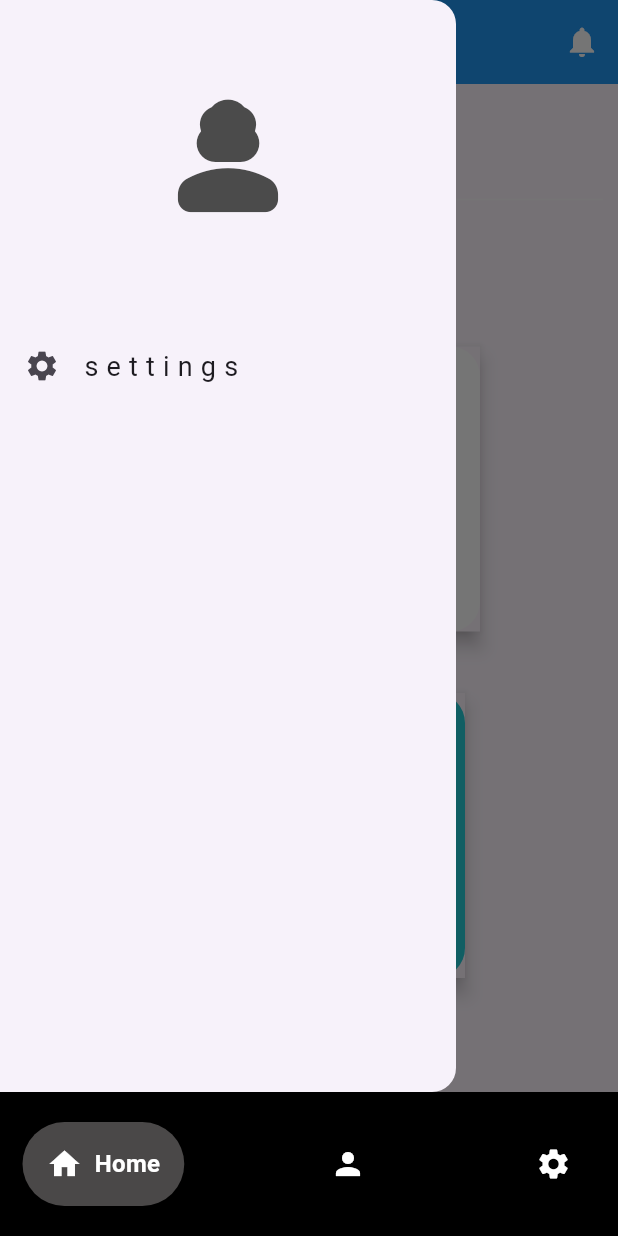
After one commit to ev4ded/hostel, a Flutter app: the MyNavigation screen opened directly, with the side drawer open, on a phone screen of 412 x 824 dp. The commit adds this screen. Run offline on Flutter 3.47's test engine with Material 3 defaults, Android fonts, the phone set to English and light mode, and no system bars; drawn by our look-alikes of google_nav_bar; our stand-ins replace cloud_firestore, dropdown_button2, firebase_auth, firebase_core, google_fonts, ionicons and 2 more; accounts and stored records are empty.

Commit message:
linked warden and student

```diff
--- a/lib/student/authentication/signuppage.dart
+++ b/lib/authentication/signuppage.dart
@@ -7,10 +7,10 @@ import 'package:minipro/student/components/myclipper.dart';
 import 'package:google_fonts/google_fonts.dart';
 import 'package:minipro/student/components/mysnackbar.dart';
 import 'package:minipro/student/components/mytextfield.dart';
-import 'package:minipro/student/authentication/loginpage.dart';
+import 'package:minipro/authentication/loginpage.dart';
 import 'package:cloud_firestore/cloud_firestore.dart';
 import 'package:dropdown_button2/dropdown_button2.dart';
-import 'package:minipro/student/pages/splashscreen.dart';
+import 'package:minipro/splashscreen.dart';
 import 'package:shared_preferences/shared_preferences.dart';
 
 class SignupPage extends StatefulWidget {
--- a/lib/main.dart
+++ b/lib/main.dart
@@ -2,7 +2,7 @@ import 'package:flutter/material.dart';
 //import 'package:flutter/rendering.dart'; // debug
 import 'package:firebase_core/firebase_core.dart';
 import 'package:minipro/student/Theme/theme.dart';
-import 'package:minipro/student/pages/splashscreen.dart';
+import 'package:minipro/splashscreen.dart';
 import 'firebase/firebase_options.dart';
 
 void main() async {
--- a/lib/student/pages/navigator.dart
+++ b/lib/student/pages/navigator.dart
@@ -22,9 +22,7 @@ class _MainNavigatorState extends State<MainNavigator> {
   ];
   @override
   Widget build(BuildContext context) {
-    return PopScope(
-      canPop: false,
-      child: Scaffold(
+    return Scaffold(
       body: Center(child: _pages.elementAt(_selectedIndex)),
       bottomNavigationBar: Padding(
         padding: const EdgeInsets.all(2.0),
@@ -61,7 +59,6 @@ class _MainNavigatorState extends State<MainNavigator> {
           },
         ),
       ),
-      ),
     );
   }
 }
--- a/lib/student/pages/profile.dart
+++ b/lib/student/pages/profile.dart
@@ -3,7 +3,7 @@ import 'package:flutter/material.dart';
 import 'package:google_fonts/google_fonts.dart';
 import 'package:lucide_icons/lucide_icons.dart';
 import 'package:minipro/firebase/firestore_services.dart';
-import 'package:minipro/student/authentication/loginpage.dart';
+import 'package:minipro/authentication/loginpage.dart';
 import 'package:minipro/student/components/custom_route.dart';
 import 'package:minipro/student/components/customnotification.dart';
 import 'package:shared_preferences/shared_preferences.dart';
--- /dev/null
+++ b/lib/warden/components/drawer_tiles.dart
@@ -0,0 +1,32 @@
+import 'package:flutter/material.dart';
+
+import '../pages/settingspage.dart';
+
+
+
+class DrawerTiles extends StatelessWidget {
+
+
+  const DrawerTiles({super.key});
+
+  @override
+  Widget build(BuildContext context) {
+    return ListTile(
+      title:Text("s e t t i n g s",style:TextStyle( fontSize: 18.0)),
+
+        leading: Icon(Icons.settings),
+        onTap: () {
+          Navigator.pop(
+            context
+            );
+            Navigator.push(
+              context,
+              MaterialPageRoute(
+                builder: (context) => SettingsPage(),
+              ),
+            );
+
+        },
+          );
+  }
+}
--- /dev/null
+++ b/lib/warden/components/my_drawer.dart
@@ -0,0 +1,27 @@
+import 'package:flutter/material.dart';
+import 'package:minipro/warden/components/drawer_tiles.dart';
+
+class MyDrawer extends StatelessWidget {
+  const MyDrawer({super.key});
+
+  @override
+  Widget build(BuildContext context) {
+    return Drawer(
+      child: SafeArea(
+        child: Column(children: [
+          // app logo
+          Padding(
+            padding: const EdgeInsets.symmetric(vertical: 58.0),
+            child: Icon(
+              Icons.person_3_rounded,
+              size: 100.0,
+              //text: 'Hostel Warden',
+              color: Color.fromARGB(248, 70, 70, 70),
+            ),
+          ),
+          DrawerTiles(),
+        ]),
+      ),
+    );
+  }
+}
--- /dev/null
+++ b/lib/warden/pages/homepage.dart
@@ -0,0 +1,128 @@
+import 'package:flutter/material.dart';
+import 'package:minipro/warden/components/my_drawer.dart';
+
+class HomePage extends StatefulWidget {
+  const HomePage({super.key});
+
+  @override
+  State<HomePage> createState() => _HomePageState();
+}
+
+class _HomePageState extends State<HomePage> {
+  @override
+  Widget build(BuildContext context) {
+    return Scaffold(
+      appBar: AppBar(
+        title: const Text('H o m e'),
+        actions: [
+          IconButton(
+            icon: Icon(Icons.notifications),
+            onPressed: () {
+              // Handle notification click
+              ScaffoldMessenger.of(context).showSnackBar(
+                SnackBar(content: Text("No new notifications")),
+              );
+            },
+          ),
+        ],
+      ),
+      body: Container(
+        margin: EdgeInsets.only(top: 20.0, left: 10, right: 10.0),
+        child: Column(
+          crossAxisAlignment:
+              CrossAxisAlignment.start, // Aligns items to the left
+          children: [
+            Text(
+              "Welcome Nicolas Jackson",
+              style: TextStyle(fontSize: 20.0, fontWeight: FontWeight.bold),
+            ),
+            SizedBox(height: 20.0),
+            Divider(color: const Color.fromARGB(148, 255, 255, 255)),
+            SizedBox(height: 20.0),
+            Text(
+              "Categories",
+              style: TextStyle(fontSize: 20.0, fontWeight: FontWeight.bold),
+            ),
+            SizedBox(height: 20.0),
+            Padding(
+              padding: EdgeInsets.only(left: 10.0),
+              child: Text(
+                "Maintenance Requests",
+                style: TextStyle(fontSize: 15.0),
+              ),
+            ),
+            // SizedBox(height: 10.0),
+            Padding(
+              padding: const EdgeInsets.only(left: 10.0, right: 20.0),
+              child: Row(
+                children: [
+                  Material(
+                    elevation: 5.0,
+                    child: Container(
+                      width: 300,
+                      height: 190.0,
+                      padding:
+                          EdgeInsets.all(20.0), // Correct padding placement
+                      decoration: BoxDecoration(
+                        color: Colors.white,
+                        borderRadius: BorderRadius.circular(20.0),
+                      ),
+
+                      child: Column(
+                        children: [
+                          Image.asset(
+                            'assets/warden/maintenance.jpg',
+                            width: 170.0,
+                            height: 150.0,
+                            fit: BoxFit.cover,
+                          ),
+                        ],
+                      ),
+                    ),
+                  ),
+                ],
+              ),
+            ),
+            SizedBox(height: 20.0),
+            Padding(
+              padding: EdgeInsets.only(left: 10.0),
+              child: Text(
+                "Complaints",
+                style: TextStyle(fontSize: 15.0),
+              ),
+            ),
+            Material(
+              elevation: 5.0,
+              child: Container(
+                width: 300,
+                height: 190.0,
+
+                padding: EdgeInsets.all(20.0), // Correct padding placement
+                decoration: BoxDecoration(
+                  color: const Color.fromARGB(255, 36, 204, 216),
+                  borderRadius: BorderRadius.circular(20.0),
+                ),
+
+                child: Padding(
+                  padding: const EdgeInsets.only(left: 10.0, right: 20.0),
+                  child: Column(
+                    children: [
+                      Image.asset(
+                        'assets/warden/complain1.jpg',
+                        width: 170.0,
+                        height: 150.0,
+                        //fit: BoxFit.cover,
+                      ),
+                    ],
+                  ),
+                ),
+              ),
+            ),
+          ],
+        ),
+      ),
+      backgroundColor: Theme.of(context).colorScheme.surface,
+      drawer: MyDrawer(),
+    );
+  }
+}
--- /dev/null
+++ b/lib/warden/pages/navigation.dart
@@ -0,0 +1,64 @@
+import 'package:flutter/material.dart';
+import 'package:google_nav_bar/google_nav_bar.dart';
+import 'package:minipro/warden/pages/settingspage.dart';
+import 'homepage.dart';
+import 'profile.dart';
+
+class MyNavigation extends StatefulWidget {
+  const MyNavigation({super.key});
+
+  @override
+  State<MyNavigation> createState() => _MyNavigationState();
+}
+
+class _MyNavigationState extends State<MyNavigation> {
+  int _selectedIndex = 0;
+  static const List<Widget> _pages = <Widget>[
+    HomePage(),
+    MyProfile(),
+    SettingsPage(),
+  ];
+
+  @override
+  Widget build(BuildContext context) {
+    return Scaffold(
+      body: Center(child: _pages.elementAt(_selectedIndex)),
+      bottomNavigationBar: Container(
+        color: Colors.black,
+        child: Padding(
+          padding: const EdgeInsets.symmetric(horizontal: 15.0, vertical: 20),
+          child: GNav(
+            curve: Curves.easeInOutQuint,
+            duration: Duration(milliseconds: 200),
+            backgroundColor: Colors.black,
+            color: Colors.white,
+            activeColor: Colors.white,
+            tabBackgroundColor: const Color.fromARGB(255, 74, 72, 72),
+            padding: EdgeInsets.all(16),
+            gap: 8,
+            tabs: const [
+              GButton(
+                icon: Icons.home,
+                text: 'Home',
+              ),
+              GButton(
+                icon: Icons.person,
+                text: 'Profile',
+              ),
+              GButton(
+                icon: Icons.settings,
+                text: 'Settings',
+              ),
+            ],
+            selectedIndex: _selectedIndex,
+            onTabChange: (index) {
+              setState(() {
+                _selectedIndex = index;
+              });
+            },
+          ),
+        ),
+      ),
+    );
+  }
+}
--- a/pubspec.yaml
+++ b/pubspec.yaml
@@ -72,6 +72,7 @@ flutter:
     - assets/images/
     - assets/icons/
     - assets/images/profile/
+    - assets/warden/
 
   # An image asset can refer to one or more resolution-specific "variants", see
   # https://flutter.dev/to/resolution-aware-images
```
Also changed, not shown: lib/authentication/loginpage.dart (renamed from lib/student/authentication/loginpage.dart, +4 -3 lines), lib/firebase/firestore_services.dart (+19 -0 lines), lib/splashscreen.dart (renamed from lib/student/pages/splashscreen.dart, +13 -2 lines), lib/warden/pages/edit_profile.dart (added, +17 -0 lines), lib/warden/pages/profile.dart (added, +36 -0 lines), lib/warden/pages/settingspage.dart (added, +30 -0 lines), assets/warden/complain.jpg (added), assets/warden/complain1.jpg (added), assets/warden/maintenance.jpg (added), lib/warden/basic.dart (deleted). Lines whose indentation alone changed are shown as unchanged.
